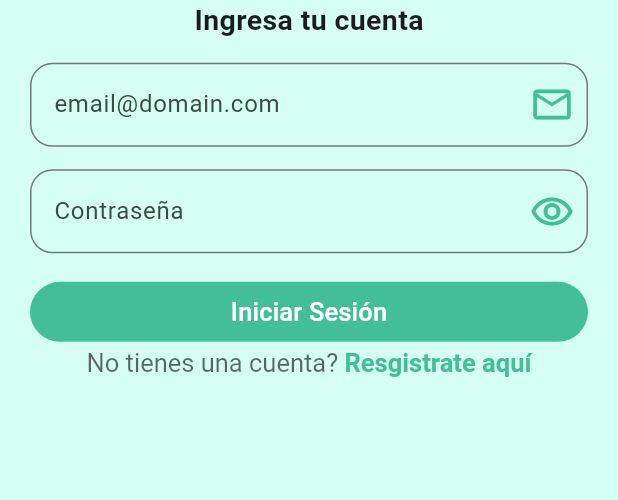
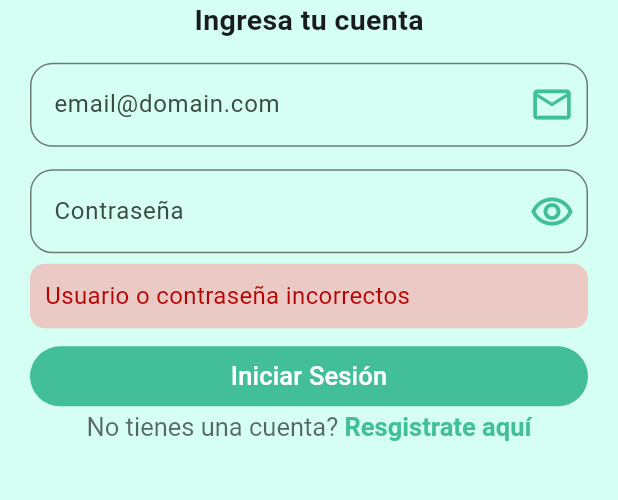
Before and after one commit to Sideron/programovilfront, a Flutter app: the LoginPage screen opened by its route, after a tap on "Iniciar Sesión", on a phone screen of 412 x 824 dp, the part 509-1009 px from its top. Run offline on Flutter 3.47's test engine with Material 3 defaults, Android fonts, the phone set to English and light mode, and no system bars; our stand-ins replace flutter_svg, get, google_fonts.

Commit message:
ajuste en login

```diff
--- a/lib/pages/login/login_controller.dart
+++ b/lib/pages/login/login_controller.dart
@@ -7,6 +7,7 @@ class LoginController extends GetxController {
   TextEditingController textPassword = TextEditingController();
 
   RxBool showPassword = true.obs;
+  RxString errorMessage = ''.obs;
 
   void switchViewPassword() {
     showPassword.value = !showPassword.value;
@@ -17,10 +18,19 @@ class LoginController extends GetxController {
     print(textPassword.text);
     if (textUser.text == 'user' && textPassword.text == '123') {
       Navigator.pushNamed(context, AppRoutes.main);
+    } else {
+      _setErrorMessage('Usuario o contraseña incorrectos');
     }
   }
 
   void goSignIn(BuildContext context) {
     Navigator.pushNamed(context, AppRoutes.signin);
   }
+
+  void _setErrorMessage(String message) {
+    errorMessage.value = message;
+    Future.delayed(Duration(seconds: 5), () {
+      errorMessage.value = '';
+    });
+  }
 }
--- a/lib/pages/login/login_page.dart
+++ b/lib/pages/login/login_page.dart
@@ -1,5 +1,6 @@
 import 'package:flutter/material.dart';
 import 'package:get/get.dart';
+import 'package:programovilfront/components/alerts/error_message_box.dart';
 import 'package:programovilfront/components/forms/input_box.dart';
 import 'package:programovilfront/components/forms/link_text.dart';
 import 'package:programovilfront/components/forms/logo_app.dart';
@@ -47,7 +48,13 @@ class LoginPage extends StatelessWidget {
                               control.switchViewPassword();
                             })),
                         SizedBox(
-                          height: 15,
+                          height: 7,
+                        ),
+                        Obx(() => control.errorMessage.value == ''
+                            ? Container()
+                            : ErrorMessageBox(control.errorMessage.value)),
+                        SizedBox(
+                          height: 8,
                         ),
                         TextButton(
                           onPressed: () {
--- a/lib/pages/main/filter/filter_page.dart
+++ b/lib/pages/main/filter/filter_page.dart
@@ -5,6 +5,6 @@ class FilterPage extends StatelessWidget {
 
   @override
   Widget build(BuildContext context) {
-    return Text('Pagina de filtro');
+    return Center(child: Text('Pagina de filtro (Placeholder)'));
   }
 }
--- a/lib/pages/main/profile/profile_page.dart
+++ b/lib/pages/main/profile/profile_page.dart
@@ -5,6 +5,6 @@ class ProfilePage extends StatelessWidget {
 
   @override
   Widget build(BuildContext context) {
-    return Text('Pagina de perfil');
+    return Center(child: Text('Pagina de perfil (Placeholder)'));
   }
 }
```
Also changed, not shown: lib/pages/main/main_controller.dart (deleted).
